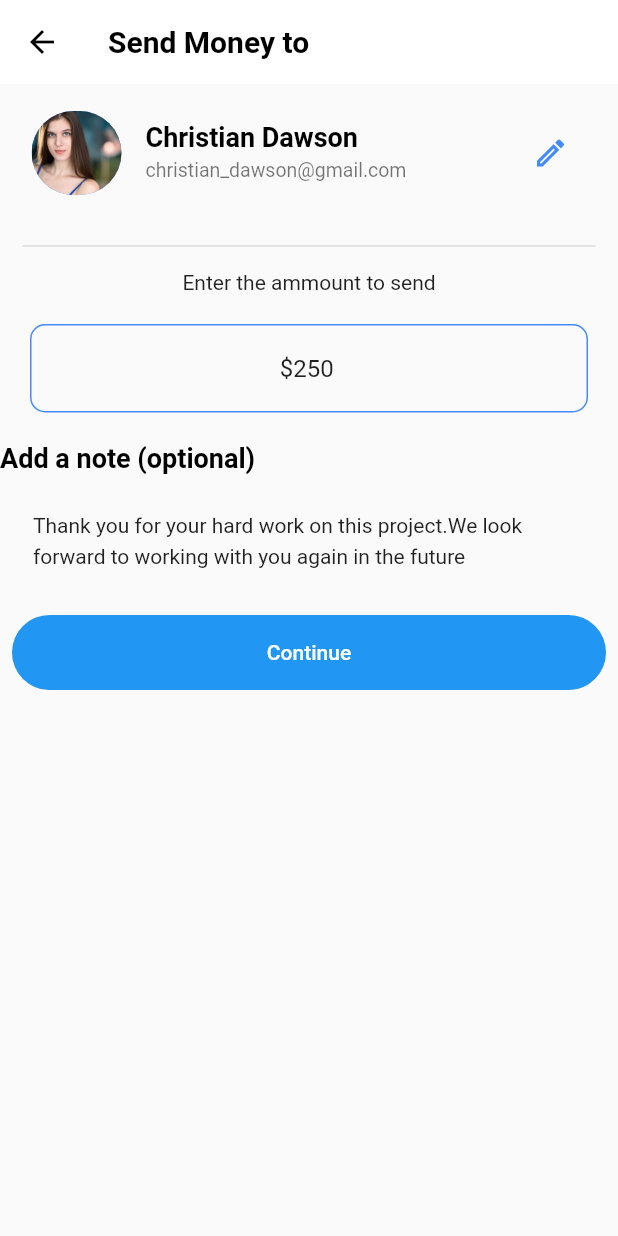
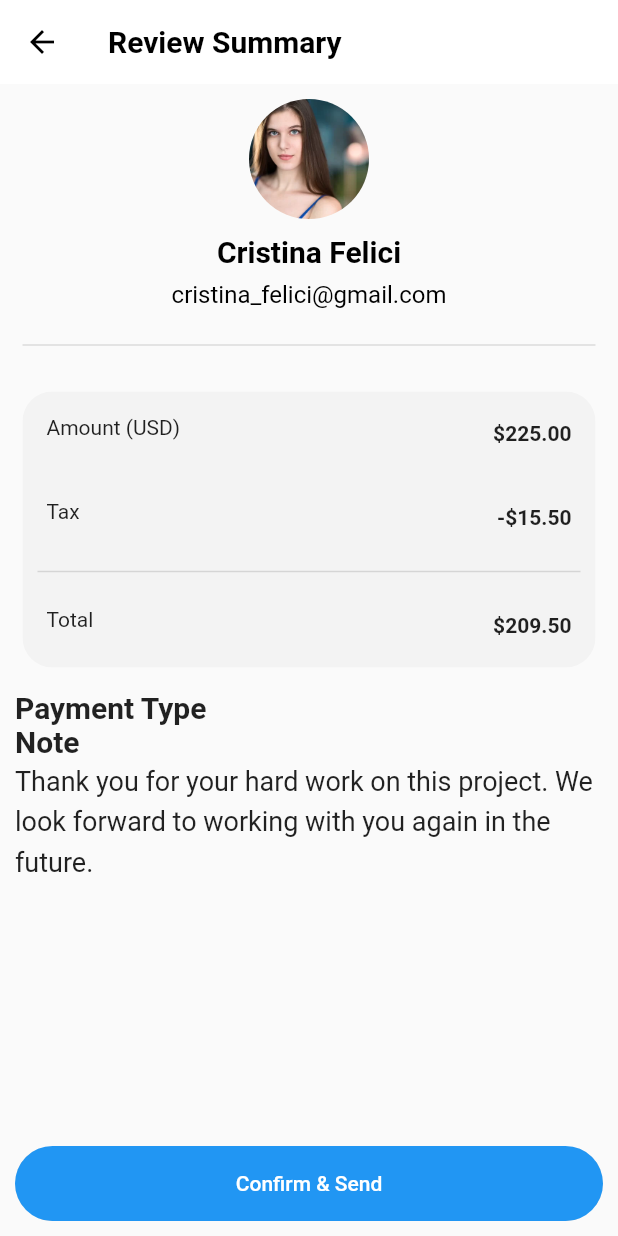
Before and after one commit to VISAL-NY/demo, a Flutter app: the FourPage screen opened directly, after a tap on "Continue", on a phone screen of 412 x 824 dp. Run offline on Flutter 3.47's test engine with Material 2 defaults, Android fonts, the phone set to English and light mode, and no system bars.

Commit message:
complete four page

```diff
--- /dev/null
+++ b/lib/pages/five_page.dart
@@ -0,0 +1,146 @@
+import 'package:demo/pages/six_page.dart';
+import 'package:flutter/material.dart';
+
+class FivePage extends StatefulWidget {
+  const FivePage({Key? key}) : super(key: key);
+
+  @override
+  State<FivePage> createState() => _FivePageState();
+}
+
+class _FivePageState extends State<FivePage> {
+  @override
+  Widget build(BuildContext context) {
+    return Scaffold(
+      appBar: _buildAppbar,
+      body: Container(
+        alignment: Alignment.center,
+        child: Column(
+          children: [
+           Expanded(
+             child: SingleChildScrollView(
+               child: Container(
+                 child: Column(
+                   children: [
+                     Padding(
+                       padding: const EdgeInsets.all(10.0),
+                       child: ClipRRect(
+                         borderRadius: BorderRadius.circular(50),
+                         child: Container(
+                           width: 80,
+                           height: 80,
+                           child: Image.asset("asset/people1.webp",fit: BoxFit.cover,),
+                         ),
+                       ),
+                     ),
+                     Container(
+                       child: Text("Cristina Felici",style: TextStyle(color: Colors.black,fontWeight: FontWeight.bold,fontSize: 20),),
+                     ),
+                     Padding(
+                       padding: const EdgeInsets.all(8.0),
+                       child: Container(
+                         child: Text("cristina_felici@gmail.com",style: TextStyle(color: Colors.black,fontSize: 16),),
+                       ),
+                     ),
+                     Padding(
+                       padding: const EdgeInsets.only(left: 15,right: 15,top: 8.0,bottom: 8.0),
+                       child: const Divider(
+                         thickness: 1,
+                       ),
+                     ),
+                     Padding(
+                       padding: const EdgeInsets.all(15),
+                       child: ClipRRect(
+                         borderRadius: BorderRadius.circular(20),
+                         child: Container(
+                           color: Colors.grey.withOpacity(0.08),
+                           child: Column(
+                             children:const [
+                               ListTile(
+                                 leading: Text("Amount (USD) "),
+                                 trailing: Text("\$225.00",style: TextStyle(fontWeight: FontWeight.bold),),
+                               ),
+                               ListTile(
+                                 leading: Text("Tax "),
+                                 trailing: Text("-\$15.50",style: TextStyle(fontWeight: FontWeight.bold),),
+                               ),
+                               Padding(
+                                 padding: EdgeInsets.only(left: 10,right: 10),
+                                 child: Divider(
+                                   thickness: 1,
+                                 ),
+                               ),
+                               ListTile(
+                                 leading: Text("Total "),
+                                 trailing: Text("\$209.50",style: TextStyle(fontWeight: FontWeight.bold),),
+                               ),
+
+                             ],
+                           ),
+                         ),
+                       ),
+                     ),
+                     Padding(
+                       padding: const EdgeInsets.only(left: 10),
+                       child: Container(
+                         alignment: Alignment.topLeft,
+                         child: Text("Payment Type",style: TextStyle(fontWeight: FontWeight.bold,fontSize: 20),),
+                       ),
+                     ),
+                     // DropdownButtonFormField(items: ["Item1","Item2"].map<DropdownMenuItem<String>>(String(){}), onChanged: (value){
+
+                     //}),
+                     Padding(
+                       padding: const EdgeInsets.only(left: 10),
+                       child: Container(
+                         alignment: Alignment.topLeft,
+                         child: Text("Note",style: TextStyle(fontWeight: FontWeight.bold,fontSize: 20),),
+                       ),
+                     ),
+                     Padding(
+                       padding: const EdgeInsets.only(left: 10),
+                       child: Container(
+                         alignment: Alignment.topLeft,
+                         child: Text("Thank you for your hard work on this project. We look forward to working with you again in the future.",style: TextStyle(fontSize: 18,height: 1.5),),
+                       ),
+                     ),
+                   ],
+                 ),
+               ),
+             ),
+           ),
+
+            //BUTTON CONTINUE
+            Padding(
+              padding: const EdgeInsets.all(10),
+              child: ClipRRect(
+                borderRadius: BorderRadius.circular(25),
+                child: Container(
+                  height: 50,
+                  width: MediaQuery.of(context).size.width,
+                  child: ElevatedButton(
+                    child: Text("Confirm & Send"),
+                    onPressed: (){
+                      Navigator.push(context, MaterialPageRoute(builder: (context)=>SixPage()));
+                    },
+                  ),
+                ),
+              ),
+            )
+
+          ],
+        ),
+      ),
+    );
+  }
+  get _buildAppbar{
+    return AppBar(
+      backgroundColor: Colors.white,
+      elevation: 0,
+      leading: IconButton(icon: Icon(Icons.arrow_back,color: Colors.black,),onPressed: (){
+        Navigator.pop(context);
+      },),
+      title: Text("Review Summary",style: TextStyle(color: Colors.black,fontSize: 20,fontWeight: FontWeight.bold),),
+    );
+  }
+}
--- a/lib/pages/four_page.dart
+++ b/lib/pages/four_page.dart
@@ -1,3 +1,4 @@
+import 'package:demo/pages/five_page.dart';
 import 'package:flutter/material.dart';
 
 class FourPage extends StatefulWidget {
@@ -14,11 +15,12 @@ class _FourPageState extends State<FourPage> {
   Widget build(BuildContext context) {
     return Scaffold(
       appBar: _buildAppbar,
-      body: SingleChildScrollView(
-        child: Container(
+      body: Container(
           child: Column(
             children: [
-              Container(
+              Expanded(
+                child: SingleChildScrollView(
+                  child: Container(
                      child: Column(
                        children: [
                          Padding(
@@ -87,6 +89,8 @@ class _FourPageState extends State<FourPage> {
                        ],
                      ),
                     ),
+                ),
+              ),
                 //Expanded(child: SizedBox.shrink()),
               Padding(
                    padding: const EdgeInsets.all(8.0),
@@ -97,7 +101,9 @@ class _FourPageState extends State<FourPage> {
                       borderRadius: BorderRadius.circular(25),
                       child: ElevatedButton(
                         child: Text("Continue"),
-                        onPressed: (){},
+                        onPressed: (){
+                          Navigator.push(context, MaterialPageRoute(builder: (context)=>FivePage()));
+                        },
                       ),
                     ),
               ),
@@ -105,7 +111,7 @@ class _FourPageState extends State<FourPage> {
             ],
           )
         ),
-      ),
+
     );
   }
   get _buildAppbar{
--- a/lib/pages/second_page.dart
+++ b/lib/pages/second_page.dart
@@ -266,7 +266,7 @@ class _SecondPageState extends State<SecondPage> {
                 ),
               ),
               Container(
-                //color: Colors.orange,
+                color: Colors.orange,
                 padding: EdgeInsets.only(top: 0),
                 height: 240,
                 child: ListView(
--- /dev/null
+++ b/lib/pages/six_page.dart
@@ -0,0 +1,41 @@
+import 'package:flutter/material.dart';
+
+class SixPage extends StatefulWidget {
+  const SixPage({Key? key}) : super(key: key);
+
+  @override
+  State<SixPage> createState() => _SixPageState();
+}
+
+class _SixPageState extends State<SixPage> {
+  @override
+  Widget build(BuildContext context) {
+    return Scaffold(
+      body: Container(
+        child: Column(
+          children: [
+            Expanded(child: Column(
+
+            )),
+            Padding(
+              padding: const EdgeInsets.all(8.0),
+              child: Container(
+                height: 50,
+                width: MediaQuery.of(context).size.width,
+                child: ClipRRect(
+                  borderRadius: BorderRadius.circular(25),
+                  child: ElevatedButton(
+                    child: Text("OK"),
+                    onPressed: (){
+
+                    },
+                  ),
+                ),
+              ),
+            ),
+          ],
+        ),
+      ),
+    );
+  }
+}
--- a/pubspec.yaml
+++ b/pubspec.yaml
@@ -36,6 +36,7 @@ dependencies:
   # The following adds the Cupertino Icons font to your application.
   # Use with the CupertinoIcons class for iOS style icons.
   cupertino_icons: ^1.0.2
+  dropdown_button2: ^1.9.1
 
 dev_dependencies:
   flutter_test:
@@ -70,6 +71,7 @@ flutter:
     - asset/people2.jpg
     - asset/people3.jpg
     - asset/people4.jpg
+    - asset/successful.png
   #   - images/a_dot_ham.jpeg
 
   # An image asset can refer to one or more resolution-specific "variants", see
```
Also changed, not shown: asset/successful.png (added), pubspec.lock. Lines whose indentation alone changed are shown as unchanged.
